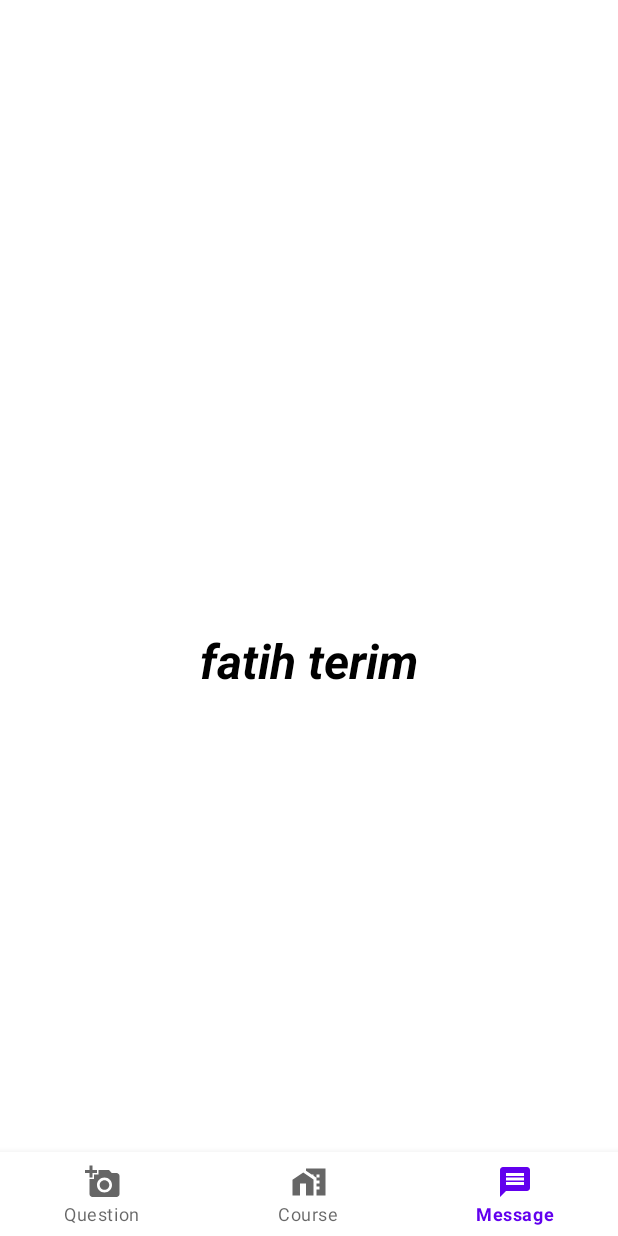
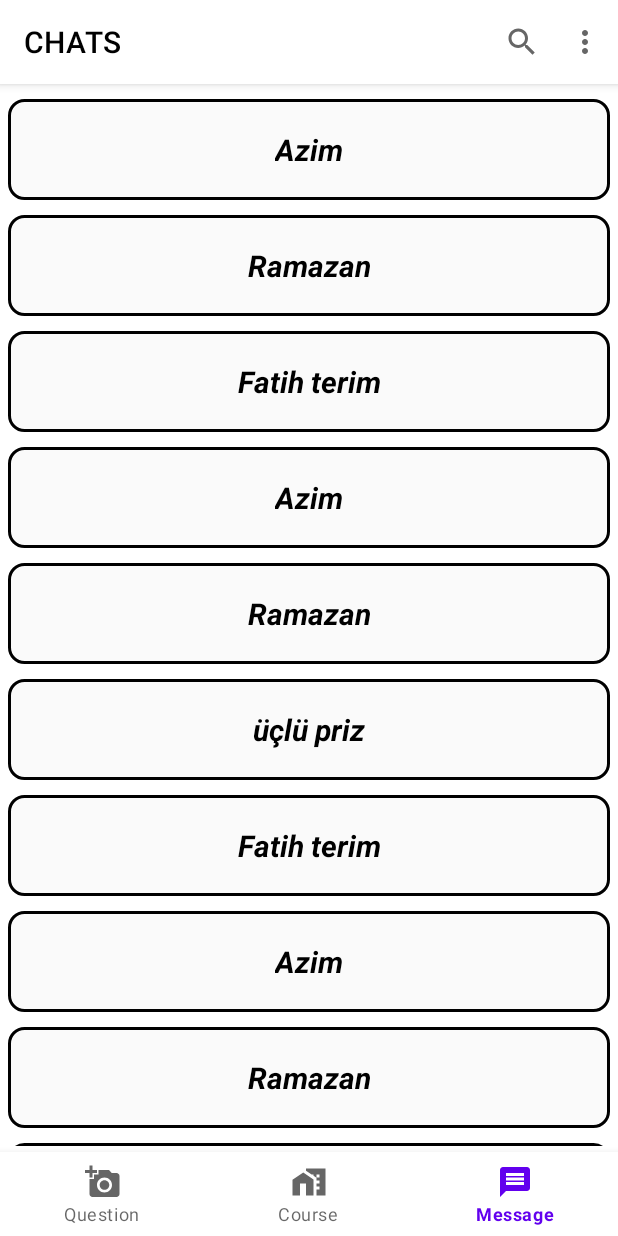
Before and after one commit to RamazanOzerr/EducationForEveryone, an Android app: the screen it shows after launch once a user with an empty profile is signed in (MainActivity), item 3 of the bottom bar chosen, on a phone screen of 412 x 824 dp. Run offline under Robolectric (Android 15) with nearby library versions, the phone set to English and light mode, and no system bars; our stand-ins replace Firebase (no records; nobody signed in at launch, a user with empty details on screens opened directly), Picasso, navigation-ui.

Commit message:
recent chats list added

```diff
--- /dev/null
+++ b/app/src/main/java/com/example/educationforeveryone/ui/message/ChatAdapter.java
@@ -0,0 +1,112 @@
+package com.example.educationforeveryone.ui.message;
+
+import android.app.Activity;
+import android.content.Context;
+import android.content.Intent;
+import android.view.LayoutInflater;
+import android.view.View;
+import android.view.ViewGroup;
+import android.widget.Filter;
+import android.widget.Filterable;
+
+import androidx.annotation.NonNull;
+import androidx.appcompat.widget.AppCompatTextView;
+import androidx.constraintlayout.widget.ConstraintLayout;
+import androidx.recyclerview.widget.RecyclerView;
+
+import com.example.educationforeveryone.R;
+import com.example.educationforeveryone.ui.PrivateChat.PrivateChatActivity;
+
+import java.util.ArrayList;
+import java.util.List;
+
+public class ChatAdapter extends RecyclerView.Adapter<ChatAdapter.ViewHolder> implements Filterable {
+
+    private List<ChatModel> chatModelList;
+    private List<ChatModel> chatModelListFull;
+    private View view;
+    Activity activity;
+    Context context;
+
+    public ChatAdapter(List<ChatModel> chatModelList, Activity activity, Context context){
+        this.chatModelList = chatModelList;
+        this.activity = activity;
+        this.context = context;
+        chatModelListFull = new ArrayList<>(chatModelList);
+    }
+
+    @NonNull
+    @Override
+    public ViewHolder onCreateViewHolder(@NonNull ViewGroup parent, int viewType) {
+        view = LayoutInflater.from(parent.getContext()).inflate(R.layout.chat_item,
+                parent,false);
+
+        return new ViewHolder(view);
+    }
+
+    @Override
+    public void onBindViewHolder(@NonNull ViewHolder holder, int position) {
+        try {
+            holder.text_username_chat_item.setText(chatModelList.get(position).getUsername());
+        }catch (Exception e){
+            holder.text_username_chat_item.setText("username could not loaded");
+        }
+
+        holder.constraint_chat_item.setOnClickListener(view1 -> {
+            activity.startActivity(new Intent(context, PrivateChatActivity.class));
+            activity.overridePendingTransition(R.anim.slide_in_right, R.anim.slide_out_left);
+        });
+    }
+
+    @Override
+    public int getItemCount() {
+        return chatModelList.size();
+    }
+
+    public static class ViewHolder extends RecyclerView.ViewHolder{
+
+        private AppCompatTextView text_username_chat_item;
+        private ConstraintLayout constraint_chat_item;
+
+        public ViewHolder(@NonNull View itemView) {
+            super(itemView);
+            text_username_chat_item = itemView.findViewById(R.id.text_username_chat_item);
+            constraint_chat_item = itemView.findViewById(R.id.constraint_chat_item);
+        }
+    }
+
+    public Filter getFilter(){
+        return postFilter;
+    }
+
+    private Filter postFilter = new Filter() {
+        @Override
+        protected FilterResults performFiltering(CharSequence charSequence) {
+            List<ChatModel> filteredList = new ArrayList<>();
+            if(charSequence == null || charSequence.length() == 0){
+                filteredList.addAll(chatModelListFull);
+            }else{
+                String filterPattern = charSequence.toString().toLowerCase().trim();
+
+                for(ChatModel item : chatModelListFull){
+                    if(item.getUsername().toLowerCase().contains(filterPattern)){
+                        filteredList.add(item);
+                    }
+                }
+            }
+
+            FilterResults filterResults = new FilterResults();
+            filterResults.values = filteredList;
+            return filterResults;
+        }
+
+        @Override
+        protected void publishResults(CharSequence charSequence, FilterResults filterResults) {
+            chatModelList.clear();
+            chatModelList.addAll((List) filterResults.values);
+            notifyDataSetChanged();
+        }
+    };
+
+
+}
--- /dev/null
+++ b/app/src/main/java/com/example/educationforeveryone/ui/message/ChatModel.java
@@ -0,0 +1,27 @@
+package com.example.educationforeveryone.ui.message;
+
+public class ChatModel {
+
+    private String username, userId;
+
+    public ChatModel(String username, String userId) {
+        this.username = username;
+        this.userId = userId;
+    }
+
+    public String getUserId() {
+        return userId;
+    }
+
+    public void setUserId(String userId) {
+        this.userId = userId;
+    }
+
+    public String getUsername() {
+        return username;
+    }
+
+    public void setUsername(String username) {
+        this.username = username;
+    }
+}
--- /dev/null
+++ b/app/src/main/java/com/example/educationforeveryone/ui/message/ChatRepository.java
@@ -0,0 +1,104 @@
+package com.example.educationforeveryone.ui.message;
+
+import androidx.annotation.NonNull;
+import androidx.lifecycle.MutableLiveData;
+
+import com.example.educationforeveryone.ui.PrivateChat.MessageModel;
+import com.google.firebase.auth.FirebaseAuth;
+import com.google.firebase.auth.FirebaseUser;
+import com.google.firebase.database.DataSnapshot;
+import com.google.firebase.database.DatabaseError;
+import com.google.firebase.database.DatabaseReference;
+import com.google.firebase.database.FirebaseDatabase;
+import com.google.firebase.database.Query;
+import com.google.firebase.database.ValueEventListener;
+
+import java.util.ArrayList;
+import java.util.List;
+
+public class ChatRepository {
+
+    DatabaseReference reference, reference2;
+    private MutableLiveData<List<ChatModel>> liveData;
+    private List<ChatModel> chatModelList;
+    FirebaseUser user;
+    private List<String> userKeyList;
+
+    public ChatRepository(){
+        chatModelList = new ArrayList<>();
+        liveData = new MutableLiveData<>();
+//        reference = FirebaseDatabase.getInstance().getReference("Messages");
+//        reference2 = FirebaseDatabase.getInstance().getReference("Users");
+        user = FirebaseAuth.getInstance().getCurrentUser();
+        userKeyList = new ArrayList<>();
+    }
+
+    public MutableLiveData<List<ChatModel>> getChats(){
+
+//        ValueEventListener valueEventListener = new ValueEventListener() {
+//            @Override
+//            public void onDataChange(@NonNull DataSnapshot snapshot) {
+//                for(DataSnapshot dataSnapshot : snapshot.getChildren()){
+//                    userKeyList.add(dataSnapshot.getKey());
+//
+////                    getUsername();
+//                }
+//            }
+//
+//            @Override
+//            public void onCancelled(@NonNull DatabaseError error) {
+//
+//            }
+//        };
+//
+//        Query query = reference.child("fatih"); //todo: user.getUid()
+//        query.addListenerForSingleValueEvent(valueEventListener);
+
+        //todo: db den veri indirme kısmını yazcaz
+
+        ChatModel chatModel = new ChatModel("Azim","fatih");
+        ChatModel chatModel2 = new ChatModel("Ramazan","fatih");
+        ChatModel chatModel3 = new ChatModel("Fatih terim","fatih");
+        ChatModel chatModel1 = new ChatModel("üçlü priz", "fatih");
+
+        chatModelList.add(chatModel);
+        chatModelList.add(chatModel2);
+        chatModelList.add(chatModel3);
+        chatModelList.add(chatModel);
+        chatModelList.add(chatModel2);
+        chatModelList.add(chatModel1);
+        chatModelList.add(chatModel3);
+        chatModelList.add(chatModel);
+        chatModelList.add(chatModel2);
+        chatModelList.add(chatModel3);
+        chatModelList.add(chatModel);
+        chatModelList.add(chatModel2);
+        chatModelList.add(chatModel3);
+        chatModelList.add(chatModel);
+        chatModelList.add(chatModel2);
+        chatModelList.add(chatModel3);
+        chatModelList.add(chatModel);
+        chatModelList.add(chatModel2);
+        chatModelList.add(chatModel3);
+
+        liveData.setValue(chatModelList);
+
+        return liveData;
+    }
+
+//    private void getUsername(){
+//        ValueEventListener valueEventListener = new ValueEventListener() {
+//            @Override
+//            public void onDataChange(@NonNull DataSnapshot snapshot) {
+//
+//            }
+//
+//            @Override
+//            public void onCancelled(@NonNull DatabaseError error) {
+//
+//            }
+//        };
+//
+//        Query query = reference2.child()
+//    }
+}
--- /dev/null
+++ b/app/src/main/java/com/example/educationforeveryone/ui/message/ChatsFragment.java
@@ -0,0 +1,107 @@
+package com.example.educationforeveryone.ui.message;
+
+import android.os.Bundle;
+import android.view.LayoutInflater;
+import android.view.Menu;
+import android.view.MenuInflater;
+import android.view.MenuItem;
+import android.view.View;
+import android.view.ViewGroup;
+
+import androidx.annotation.NonNull;
+import androidx.annotation.Nullable;
+import androidx.appcompat.app.AppCompatActivity;
+import androidx.appcompat.widget.SearchView;
+import androidx.fragment.app.Fragment;
+import androidx.lifecycle.Observer;
+import androidx.lifecycle.ViewModelProvider;
+import androidx.recyclerview.widget.LinearLayoutManager;
+
+import com.example.educationforeveryone.R;
+import com.example.educationforeveryone.databinding.FragmentChatsBinding;
+import com.google.android.material.appbar.MaterialToolbar;
+
+import java.util.ArrayList;
+import java.util.List;
+
+
+public class ChatsFragment extends Fragment {
+
+    private FragmentChatsBinding binding;
+    private ChatAdapter adapter;
+    private List<ChatModel> chatModelList;
+
+    public View onCreateView(@NonNull LayoutInflater inflater,
+                             ViewGroup container, Bundle savedInstanceState) {
+        ChatsViewModel chatsViewModel =
+                new ViewModelProvider(this).get(ChatsViewModel.class);
+
+        binding = FragmentChatsBinding.inflate(inflater, container, false);
+        View root = binding.getRoot();
+        init();
+
+        chatsViewModel.getChats().observe(getViewLifecycleOwner(), new Observer<List<ChatModel>>() {
+            @Override
+            public void onChanged(List<ChatModel> chatModels) {
+                chatModelList.clear();
+                chatModelList.addAll(chatModels);
+                adapter = new ChatAdapter(chatModelList, getActivity(), getContext());
+                binding.recyclerViewChatsFragment.setAdapter(adapter);
+            }
+        });
+
+//        binding.textDemo.setOnClickListener(view -> {
+//            getActivity().startActivity(new Intent(getContext(), PrivateChatActivity.class));
+//        });
+
+
+        return root;
+    }
+
+    private void init(){
+        chatModelList = new ArrayList<>();
+        LinearLayoutManager layoutManager = new LinearLayoutManager(getContext());
+        binding.recyclerViewChatsFragment.setLayoutManager(layoutManager);
+
+        MaterialToolbar toolbar = binding.toolbarChatsFragment;
+        ((AppCompatActivity)getActivity()).setSupportActionBar(toolbar);
+    }
+
+    private void updateData(List<ChatModel> chatModels){
+
+    }
+
+    @Override
+    public void onCreate(@Nullable Bundle savedInstanceState) {
+        setHasOptionsMenu(true);
+        super.onCreate(savedInstanceState);
+    }
+
+    // set search feature
+    @Override
+    public void onCreateOptionsMenu(@NonNull Menu menu, @NonNull MenuInflater inflater) {
+        super.onCreateOptionsMenu(menu, inflater);
+        inflater.inflate(R.menu.menu_chats,menu);
+        MenuItem searchItem = menu.findItem(R.id.search_chats);
+        SearchView searchView = (SearchView) searchItem.getActionView();
+        searchView.setOnQueryTextListener(new SearchView.OnQueryTextListener() {
+            @Override
+            public boolean onQueryTextSubmit(String s) {
+                return false;
+            }
+
+            @Override
+            public boolean onQueryTextChange(String s) {
+                adapter.getFilter().filter(s);
+                return false;
+            }
+        });
+    }
+
+
+    @Override
+    public void onDestroyView() {
+        super.onDestroyView();
+        binding = null;
+    }
+}
--- /dev/null
+++ b/app/src/main/java/com/example/educationforeveryone/ui/message/ChatsViewModel.java
@@ -0,0 +1,24 @@
+package com.example.educationforeveryone.ui.message;
+
+import androidx.lifecycle.LiveData;
+import androidx.lifecycle.MutableLiveData;
+import androidx.lifecycle.ViewModel;
+
+import java.util.ArrayList;
+import java.util.List;
+
+public class ChatsViewModel extends ViewModel {
+
+    private final MutableLiveData<List<ChatModel>> liveData;
+    private final List<ChatModel> chatModelList;
+
+    public ChatsViewModel() {
+        chatModelList = new ArrayList<>();
+        ChatRepository repository = new ChatRepository();
+        liveData = repository.getChats();
+    }
+
+    public MutableLiveData<List<ChatModel>> getChats(){
+        return liveData;
+    }
+}
--- a/app/src/main/java/com/example/educationforeveryone/ui/message/MessageListFragment.java
+++ /dev/null
@@ -1,40 +0,0 @@
-package com.example.educationforeveryone.ui.message;
-
-import android.content.Intent;
-import android.os.Bundle;
-import android.view.LayoutInflater;
-import android.view.View;
-import android.view.ViewGroup;
-
-import androidx.annotation.NonNull;
-import androidx.fragment.app.Fragment;
-import androidx.lifecycle.ViewModelProvider;
-
-import com.example.educationforeveryone.databinding.FragmentMessageListBinding;
-import com.example.educationforeveryone.ui.PrivateChat.PrivateChatActivity;
-
-public class MessageListFragment extends Fragment {
-
-    private FragmentMessageListBinding binding;
-
-    public View onCreateView(@NonNull LayoutInflater inflater,
-                             ViewGroup container, Bundle savedInstanceState) {
-        MessageViewModel notificationsViewModel =
-                new ViewModelProvider(this).get(MessageViewModel.class);
-
-        binding = FragmentMessageListBinding.inflate(inflater, container, false);
-        View root = binding.getRoot();
-
-        binding.textDemo.setOnClickListener(view -> {
-            getActivity().startActivity(new Intent(getContext(), PrivateChatActivity.class));
-        });
-
-        return root;
-    }
-
-    @Override
-    public void onDestroyView() {
-        super.onDestroyView();
-        binding = null;
-    }
-}
--- a/app/src/main/java/com/example/educationforeveryone/ui/message/MessageViewModel.java
+++ /dev/null
@@ -1,19 +0,0 @@
-package com.example.educationforeveryone.ui.message;
-
-import androidx.lifecycle.LiveData;
-import androidx.lifecycle.MutableLiveData;
-import androidx.lifecycle.ViewModel;
-
-public class MessageViewModel extends ViewModel {
-
-    private final MutableLiveData<String> mText;
-
-    public MessageViewModel() {
-        mText = new MutableLiveData<>();
-        mText.setValue("This is notifications fragment");
-    }
-
-    public LiveData<String> getText() {
-        return mText;
-    }
-}
--- /dev/null
+++ b/app/src/main/res/drawable/shape_chat_item.xml
@@ -0,0 +1,13 @@
+<?xml version="1.0" encoding="utf-8"?>
+<selector xmlns:android="http://schemas.android.com/apk/res/android">
+
+    <item>
+        <shape android:shape="rectangle">
+            <solid android:color="#FAFAFA"/>
+            <corners android:radius="10dp"/>
+            <stroke android:color="@color/black" android:width="2dp"/>
+        </shape>
+
+    </item>
+
+</selector>
--- a/app/src/main/res/layout/activity_main.xml
+++ b/app/src/main/res/layout/activity_main.xml
@@ -5,7 +5,9 @@
     android:id="@+id/container"
     android:layout_width="match_parent"
     android:layout_height="match_parent"
-    android:paddingTop="?attr/actionBarSize">
+    >
+
+<!--    android:paddingTop="?attr/actionBarSize"-->
 
     <com.google.android.material.bottomnavigation.BottomNavigationView
         android:id="@+id/nav_view"
@@ -31,6 +33,7 @@
         app:layout_constraintRight_toRightOf="parent"
         app:layout_constraintTop_toTopOf="parent"
         app:layout_constraintVertical_bias="0.0"
+        android:layout_marginBottom="60dp"
         app:navGraph="@navigation/mobile_navigation" />
 
 </androidx.constraintlayout.widget.ConstraintLayout>
--- /dev/null
+++ b/app/src/main/res/layout/chat_item.xml
@@ -0,0 +1,32 @@
+<?xml version="1.0" encoding="utf-8"?>
+<androidx.constraintlayout.widget.ConstraintLayout xmlns:android="http://schemas.android.com/apk/res/android"
+    xmlns:tools="http://schemas.android.com/tools"
+    android:layout_width="match_parent"
+    android:layout_height="wrap_content"
+    android:background="@drawable/shape_chat_item"
+    android:layout_marginTop="10dp"
+    android:layout_marginStart="5dp"
+    android:layout_marginEnd="5dp"
+    android:id="@+id/constraint_chat_item"
+    xmlns:app="http://schemas.android.com/apk/res-auto">
+
+
+    <androidx.appcompat.widget.AppCompatTextView
+        android:id="@+id/text_username_chat_item"
+        android:layout_width="wrap_content"
+        android:layout_height="wrap_content"
+        app:layout_constraintStart_toStartOf="parent"
+        app:layout_constraintEnd_toEndOf="parent"
+        app:layout_constraintTop_toTopOf="parent"
+        app:layout_constraintBottom_toBottomOf="parent"
+        android:text="fatih terim"
+        android:textSize="20sp"
+        android:textStyle="bold|italic"
+        android:textColor="@color/black"
+        android:layout_marginStart="10dp"
+        android:layout_margin="20dp"
+        />
+
+
+
+</androidx.constraintlayout.widget.ConstraintLayout>
--- /dev/null
+++ b/app/src/main/res/layout/fragment_chats.xml
@@ -0,0 +1,38 @@
+<?xml version="1.0" encoding="utf-8"?>
+<androidx.coordinatorlayout.widget.CoordinatorLayout xmlns:android="http://schemas.android.com/apk/res/android"
+    xmlns:app="http://schemas.android.com/apk/res-auto"
+    xmlns:tools="http://schemas.android.com/tools"
+    android:layout_width="match_parent"
+    android:layout_height="match_parent"
+    android:background="@color/white">
+
+    <com.google.android.material.appbar.AppBarLayout
+        android:layout_width="match_parent"
+        android:layout_height="wrap_content"
+        >
+        <com.google.android.material.appbar.MaterialToolbar
+            android:id="@+id/toolbar_chats_fragment"
+            android:layout_width="match_parent"
+            android:layout_height="?actionBarSize"
+            android:background="@color/white"
+            app:title="CHATS"
+            app:titleTextColor="@color/black"
+            app:layout_constraintTop_toTopOf="parent"
+            app:menu="@menu/menu_chats"
+            />
+    </com.google.android.material.appbar.AppBarLayout>
+
+    <androidx.recyclerview.widget.RecyclerView
+        android:id="@+id/recyclerView_chats_fragment"
+        android:layout_width="match_parent"
+        android:layout_height="match_parent"
+        app:layout_constraintStart_toStartOf="parent"
+        app:layout_constraintTop_toTopOf="parent"
+        app:layout_constraintEnd_toEndOf="parent"
+        tools:listitem="@layout/chat_item"
+        app:layout_behavior="@string/appbar_scrolling_view_behavior"
+        />
+
+
+
+</androidx.coordinatorlayout.widget.CoordinatorLayout>
--- a/app/src/main/res/layout/fragment_message_list.xml
+++ /dev/null
@@ -1,26 +0,0 @@
-<?xml version="1.0" encoding="utf-8"?>
-<androidx.constraintlayout.widget.ConstraintLayout
-    xmlns:android="http://schemas.android.com/apk/res/android"
-    xmlns:app="http://schemas.android.com/apk/res-auto"
-    xmlns:tools="http://schemas.android.com/tools"
-    android:layout_width="match_parent"
-    android:layout_height="match_parent"
-    tools:context=".ui.message.MessageListFragment">
-
-
-    <TextView
-        android:id="@+id/text_demo"
-        android:layout_width="wrap_content"
-        android:layout_height="wrap_content"
-        android:text="fatih terim"
-        app:layout_constraintStart_toStartOf="parent"
-        app:layout_constraintTop_toTopOf="parent"
-        app:layout_constraintEnd_toEndOf="parent"
-        app:layout_constraintBottom_toBottomOf="parent"
-        android:textStyle="italic|bold"
-        android:textSize="32sp"
-        android:textColor="@color/black"
-        />
-
-
-</androidx.constraintlayout.widget.ConstraintLayout>
--- /dev/null
+++ b/app/src/main/res/menu/menu_chats.xml
@@ -0,0 +1,12 @@
+<menu xmlns:android="http://schemas.android.com/apk/res/android"
+    xmlns:app="http://schemas.android.com/apk/res-auto">
+
+    <item
+        android:id="@+id/search_chats"
+        android:title="search"
+        android:contentDescription="content_description_search"
+        app:showAsAction="ifRoom"
+        app:actionViewClass="androidx.appcompat.widget.SearchView" />
+
+
+</menu>
--- a/app/src/main/res/navigation/mobile_navigation.xml
+++ b/app/src/main/res/navigation/mobile_navigation.xml
@@ -19,7 +19,7 @@
 
     <fragment
         android:id="@+id/navigation_notifications"
-        android:name="com.example.educationforeveryone.ui.message.MessageListFragment"
+        android:name="com.example.educationforeveryone.ui.message.ChatsFragment"
         android:label="@string/title_notifications"
-        tools:layout="@layout/fragment_message_list" />
+        tools:layout="@layout/fragment_chats" />
 </navigation>
```
Also changed, not shown: app/src/main/res/anim/slide_in_right.xml (added, +7 -0 lines), app/src/main/res/anim/slide_out_left.xml (added, +7 -0 lines).
